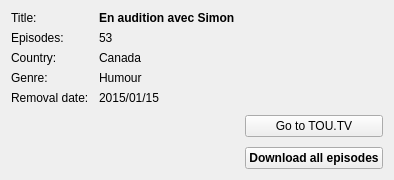
Qt form toutvqt/dat/ui/infos_season_widget.ui (bvanheu/pytoutv) before a commit.
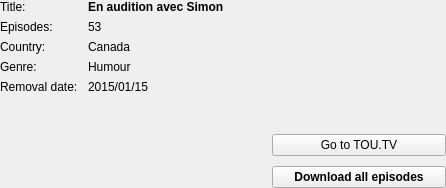
The same form after that commit.

Commit message: Qt: remove UI infos widgets margins

What changed in the file:
```diff
--- a/toutvqt/dat/ui/infos_season_widget.ui
+++ b/toutvqt/dat/ui/infos_season_widget.ui
@@ -2,10 +2,21 @@
 <ui version="4.0">
  <class>infos_emission_widget</class>
  <widget class="QWidget" name="infos_emission_widget">
+  <property name="geometry">
+   <rect>
+    <x>0</x>
+    <y>0</y>
+    <width>446</width>
+    <height>188</height>
+   </rect>
+  </property>
   <layout class="QHBoxLayout" name="horizontalLayout" stretch="3,2">
    <property name="spacing">
     <number>10</number>
    </property>
+   <property name="margin">
+    <number>0</number>
+   </property>
    <item>
     <layout class="QVBoxLayout" name="verticalLayout">
      <item>
```
The commit also changes 2 other files.
